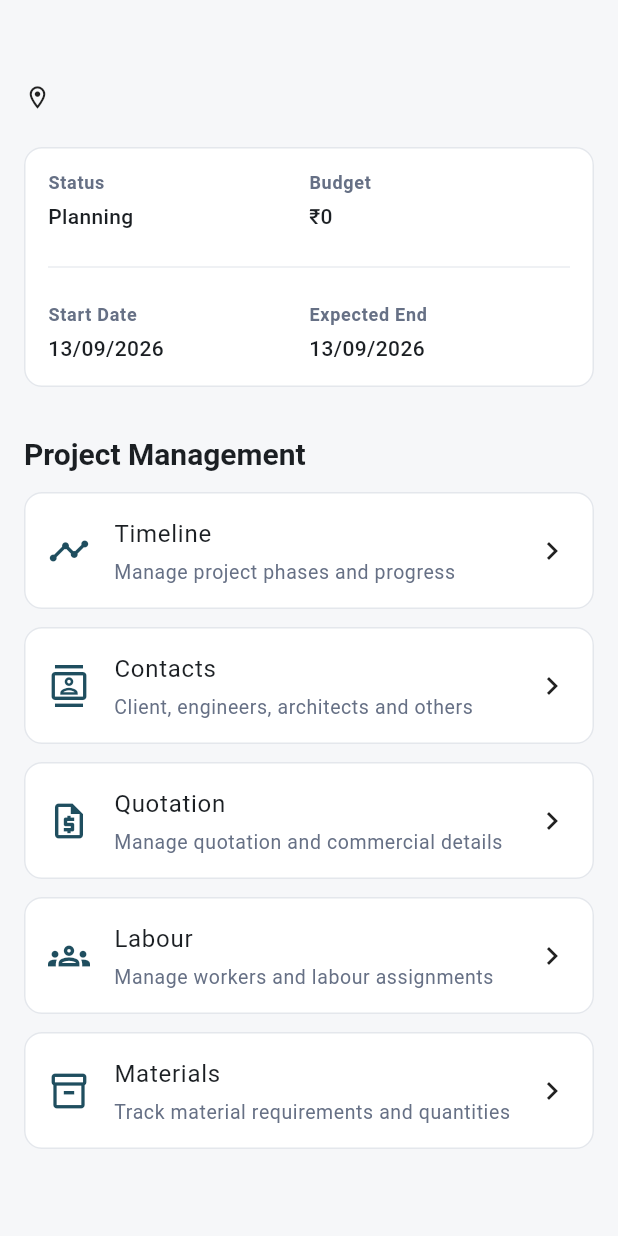
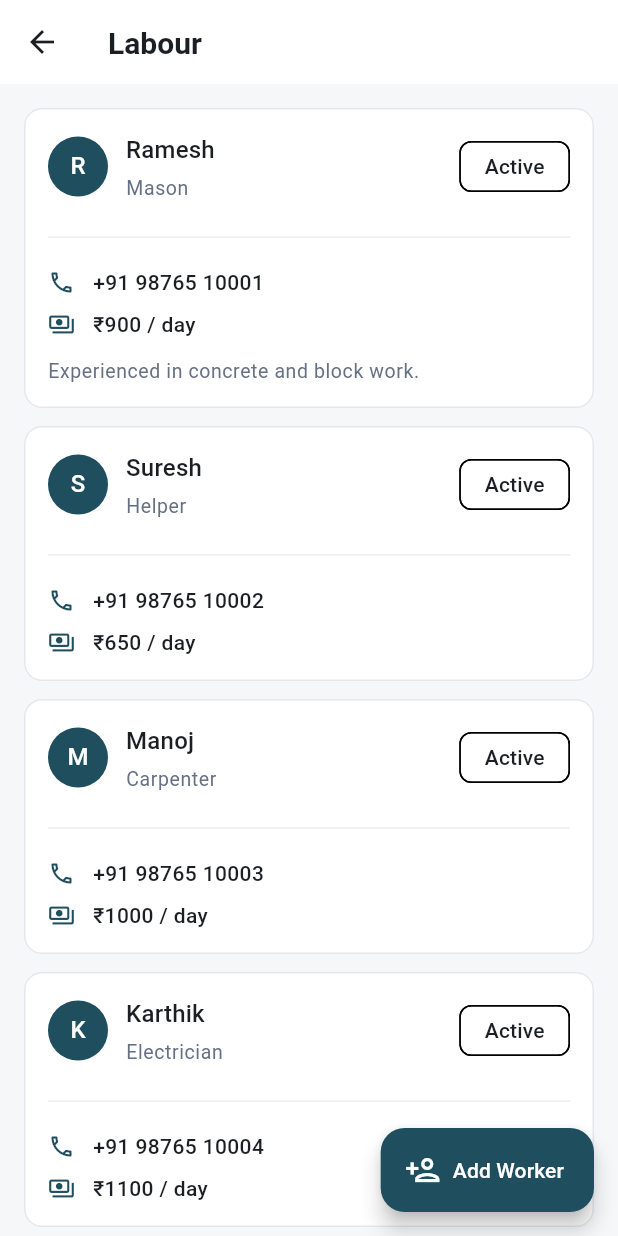
Before and after one commit to Krathor2212/construction_os, a Flutter app: the _ProjectDetailsContent widget shown alone on an empty page, opened directly with empty values, after a tap on "Labour", on a phone screen of 412 x 824 dp. Run offline on Flutter 3.47's test engine with Material 3 defaults, Android fonts, the light colour scheme and no system bars; our stand-ins replace flutter_riverpod, go_router.

Commit message:
feat: add workforce management

```diff
--- a/lib/app/router.dart
+++ b/lib/app/router.dart
@@ -6,6 +6,7 @@ import '../features/projects/presentation/pages/projects_page.dart';
 import '../features/projects/presentation/pages/project_timeline_page.dart';
 import '../features/projects/presentation/pages/project_contacts_page.dart';
 import '../features/projects/presentation/pages/project_quotations_page.dart';
+import '../features/workforce/presentation/pages/workers_page.dart';
 
 final GoRouter appRouter = GoRouter(
   initialLocation: '/',
@@ -58,5 +59,9 @@ final GoRouter appRouter = GoRouter(
         );
       },
     ),
+    GoRoute(
+      path: '/workers',
+      builder: (context, state) => const WorkersPage(),
+    ),
   ],
 );
--- a/lib/features/projects/presentation/pages/project_details_page.dart
+++ b/lib/features/projects/presentation/pages/project_details_page.dart
@@ -114,7 +114,9 @@ class _ProjectDetailsContent extends StatelessWidget {
             icon: Icons.groups_outlined,
             title: 'Labour',
             subtitle: 'Manage workers and labour assignments',
-            onTap: () {},
+            onTap: () {
+            context.push('/workers');
+          },
           ),
           _ManagementOption(
             icon: Icons.inventory_2_outlined,
--- /dev/null
+++ b/lib/features/workforce/data/repositories/mock_worker_repository.dart
@@ -0,0 +1,101 @@
+import '../../domain/entities/worker.dart';
+import '../../domain/repositories/worker_repository.dart';
+
+class MockWorkerRepository implements WorkerRepository {
+  final List<Worker> _workers = [
+    Worker(
+      id: 'worker-001',
+      name: 'Ramesh',
+      role: WorkerRole.mason,
+      phone: '+91 98765 10001',
+      dailyWage: 900,
+      notes: 'Experienced in concrete and block work.',
+    ),
+    Worker(
+      id: 'worker-002',
+      name: 'Suresh',
+      role: WorkerRole.helper,
+      phone: '+91 98765 10002',
+      dailyWage: 650,
+    ),
+    Worker(
+      id: 'worker-003',
+      name: 'Manoj',
+      role: WorkerRole.carpenter,
+      phone: '+91 98765 10003',
+      dailyWage: 1000,
+    ),
+    Worker(
+      id: 'worker-004',
+      name: 'Karthik',
+      role: WorkerRole.electrician,
+      phone: '+91 98765 10004',
+      dailyWage: 1100,
+    ),
+    Worker(
+      id: 'worker-005',
+      name: 'Prakash',
+      role: WorkerRole.plumber,
+      phone: '+91 98765 10005',
+      dailyWage: 1050,
+    ),
+    Worker(
+      id: 'worker-006',
+      name: 'Arun',
+      role: WorkerRole.supervisor,
+      phone: '+91 98765 10006',
+      dailyWage: 1500,
+      notes: 'Site supervisor.',
+    ),
+    Worker(
+      id: 'worker-007',
+      name: 'Vijay',
+      role: WorkerRole.painter,
+      phone: '+91 98765 10007',
+      dailyWage: 850,
+      isActive: false,
+      notes: 'Currently unavailable.',
+    ),
+  ];
+
+  @override
+  Future<List<Worker>> getWorkers() async {
+    return List.unmodifiable(_workers);
+  }
+
+  @override
+  Future<Worker> getWorker(String id) async {
+    return _workers.firstWhere(
+      (worker) => worker.id == id,
+    );
+  }
+
+  @override
+  Future<Worker> createWorker(Worker worker) async {
+    _workers.add(worker);
+    return worker;
+  }
+
+  @override
+  Future<Worker> updateWorker(Worker worker) async {
+    final index = _workers.indexWhere(
+      (item) => item.id == worker.id,
+    );
+
+    if (index == -1) {
+      throw StateError(
+        'Worker not found: ${worker.id}',
+      );
+    }
+
+    _workers[index] = worker;
+    return worker;
+  }
+
+  @override
+  Future<void> deleteWorker(String id) async {
+    _workers.removeWhere(
+      (worker) => worker.id == id,
+    );
+  }
+}
--- /dev/null
+++ b/lib/features/workforce/domain/entities/worker.dart
@@ -0,0 +1,32 @@
+class Worker {
+  const Worker({
+    required this.id,
+    required this.name,
+    required this.role,
+    required this.phone,
+    this.dailyWage = 0,
+    this.isActive = true,
+    this.notes,
+  });
+
+  final String id;
+  final String name;
+  final WorkerRole role;
+  final String phone;
+  final double dailyWage;
+  final bool isActive;
+  final String? notes;
+}
+
+enum WorkerRole {
+  mason,
+  helper,
+  carpenter,
+  electrician,
+  plumber,
+  painter,
+  welder,
+  supervisor,
+  siteEngineer,
+  other,
+}
--- /dev/null
+++ b/lib/features/workforce/domain/repositories/worker_repository.dart
@@ -0,0 +1,13 @@
+import '../entities/worker.dart';
+
+abstract interface class WorkerRepository {
+  Future<List<Worker>> getWorkers();
+
+  Future<Worker> getWorker(String id);
+
+  Future<Worker> createWorker(Worker worker);
+
+  Future<Worker> updateWorker(Worker worker);
+
+  Future<void> deleteWorker(String id);
+}
--- /dev/null
+++ b/lib/features/workforce/presentation/pages/workers_page.dart
@@ -0,0 +1,236 @@
+import 'package:flutter/material.dart';
+import 'package:flutter_riverpod/flutter_riverpod.dart';
+
+import '../../../../app/theme/app_spacing.dart';
+import '../../domain/entities/worker.dart';
+import '../providers/worker_providers.dart';
+
+class WorkersPage extends ConsumerWidget {
+  const WorkersPage({super.key});
+
+  @override
+  Widget build(BuildContext context, WidgetRef ref) {
+    final workersAsync = ref.watch(workersProvider);
+
+    return Scaffold(
+      appBar: AppBar(
+        title: const Text('Labour'),
+      ),
+      body: workersAsync.when(
+        loading: () => const Center(
+          child: CircularProgressIndicator(),
+        ),
+        error: (error, stackTrace) => const Center(
+          child: Text('Unable to load workers'),
+        ),
+        data: (workers) {
+          if (workers.isEmpty) {
+            return const _EmptyWorkersState();
+          }
+
+          return ListView.separated(
+            padding: const EdgeInsets.all(AppSpacing.md),
+            itemCount: workers.length,
+            separatorBuilder: (_, _) => const SizedBox(
+              height: AppSpacing.sm,
+            ),
+            itemBuilder: (context, index) {
+              return _WorkerCard(
+                worker: workers[index],
+              );
+            },
+          );
+        },
+      ),
+      floatingActionButton: FloatingActionButton.extended(
+        onPressed: () {},
+        icon: const Icon(Icons.person_add_outlined),
+        label: const Text('Add Worker'),
+      ),
+    );
+  }
+}
+
+class _WorkerCard extends StatelessWidget {
+  const _WorkerCard({
+    required this.worker,
+  });
+
+  final Worker worker;
+
+  @override
+  Widget build(BuildContext context) {
+    return Card(
+      child: Padding(
+        padding: const EdgeInsets.all(AppSpacing.md),
+        child: Column(
+          crossAxisAlignment: CrossAxisAlignment.start,
+          children: [
+            Row(
+              children: [
+                CircleAvatar(
+                  child: Text(
+                    worker.name.isNotEmpty
+                        ? worker.name[0].toUpperCase()
+                        : '?',
+                  ),
+                ),
+                const SizedBox(width: AppSpacing.sm),
+                Expanded(
+                  child: Column(
+                    crossAxisAlignment: CrossAxisAlignment.start,
+                    children: [
+                      Text(
+                        worker.name,
+                        style: Theme.of(context)
+                            .textTheme
+                            .titleMedium,
+                      ),
+                      const SizedBox(height: AppSpacing.xxs),
+                      Text(
+                        _roleLabel(worker.role),
+                        style: Theme.of(context)
+                            .textTheme
+                            .bodySmall,
+                      ),
+                    ],
+                  ),
+                ),
+                _WorkerStatusChip(
+                  isActive: worker.isActive,
+                ),
+              ],
+            ),
+            const SizedBox(height: AppSpacing.md),
+            const Divider(),
+            const SizedBox(height: AppSpacing.sm),
+            _WorkerInfoRow(
+              icon: Icons.phone_outlined,
+              text: worker.phone,
+            ),
+            const SizedBox(height: AppSpacing.xs),
+            _WorkerInfoRow(
+              icon: Icons.payments_outlined,
+              text: '₹${worker.dailyWage.toStringAsFixed(0)} / day',
+            ),
+            if (worker.notes != null) ...[
+              const SizedBox(height: AppSpacing.sm),
+              Text(
+                worker.notes!,
+                style: Theme.of(context).textTheme.bodySmall,
+              ),
+            ],
+          ],
+        ),
+      ),
+    );
+  }
+
+  String _roleLabel(WorkerRole role) {
+    switch (role) {
+      case WorkerRole.mason:
+        return 'Mason';
+      case WorkerRole.helper:
+        return 'Helper';
+      case WorkerRole.carpenter:
+        return 'Carpenter';
+      case WorkerRole.electrician:
+        return 'Electrician';
+      case WorkerRole.plumber:
+        return 'Plumber';
+      case WorkerRole.painter:
+        return 'Painter';
+      case WorkerRole.welder:
+        return 'Welder';
+      case WorkerRole.supervisor:
+        return 'Supervisor';
+      case WorkerRole.siteEngineer:
+        return 'Site Engineer';
+      case WorkerRole.other:
+        return 'Other';
+    }
+  }
+}
+
+class _WorkerInfoRow extends StatelessWidget {
+  const _WorkerInfoRow({
+    required this.icon,
+    required this.text,
+  });
+
+  final IconData icon;
+  final String text;
+
+  @override
+  Widget build(BuildContext context) {
+    return Row(
+      children: [
+        Icon(
+          icon,
+          size: 18,
+          color: Theme.of(context).colorScheme.primary,
+        ),
+        const SizedBox(width: AppSpacing.sm),
+        Expanded(
+          child: Text(
+            text,
+            style: Theme.of(context).textTheme.bodyMedium,
+          ),
+        ),
+      ],
+    );
+  }
+}
+
+class _WorkerStatusChip extends StatelessWidget {
+  const _WorkerStatusChip({
+    required this.isActive,
+  });
+
+  final bool isActive;
+
+  @override
+  Widget build(BuildContext context) {
+    return Chip(
+      label: Text(
+        isActive ? 'Active' : 'Unavailable',
+      ),
+      visualDensity: VisualDensity.compact,
+    );
+  }
+}
+
+class _EmptyWorkersState extends StatelessWidget {
+  const _EmptyWorkersState();
+
+  @override
+  Widget build(BuildContext context) {
+    return Center(
+      child: Padding(
+        padding: const EdgeInsets.all(AppSpacing.xl),
+        child: Column(
+          mainAxisAlignment: MainAxisAlignment.center,
+          children: [
+            Icon(
+              Icons.groups_outlined,
+              size: 56,
+              color: Theme.of(context).colorScheme.primary,
+            ),
+            const SizedBox(height: AppSpacing.md),
+            Text(
+              'No workers yet',
+              style: Theme.of(context).textTheme.titleLarge,
+            ),
+            const SizedBox(height: AppSpacing.xs),
+            Text(
+              'Add your labour workforce to start tracking '
+              'people, wages and productivity.',
+              textAlign: TextAlign.center,
+              style: Theme.of(context).textTheme.bodySmall,
+            ),
+          ],
+        ),
+      ),
+    );
+  }
+}
--- /dev/null
+++ b/lib/features/workforce/presentation/providers/worker_providers.dart
@@ -0,0 +1,23 @@
+import 'package:flutter_riverpod/flutter_riverpod.dart';
+
+import '../../data/repositories/mock_worker_repository.dart';
+import '../../domain/entities/worker.dart';
+import '../../domain/repositories/worker_repository.dart';
+
+final workerRepositoryProvider = Provider<WorkerRepository>((ref) {
+  return MockWorkerRepository();
+});
+
+final workersProvider = FutureProvider<List<Worker>>((ref) async {
+  final repository = ref.watch(workerRepositoryProvider);
+
+  return repository.getWorkers();
+});
+
+final workerProvider = FutureProvider.family<Worker, String>(
+  (ref, workerId) async {
+    final repository = ref.watch(workerRepositoryProvider);
+
+    return repository.getWorker(workerId);
+  },
+);
```
